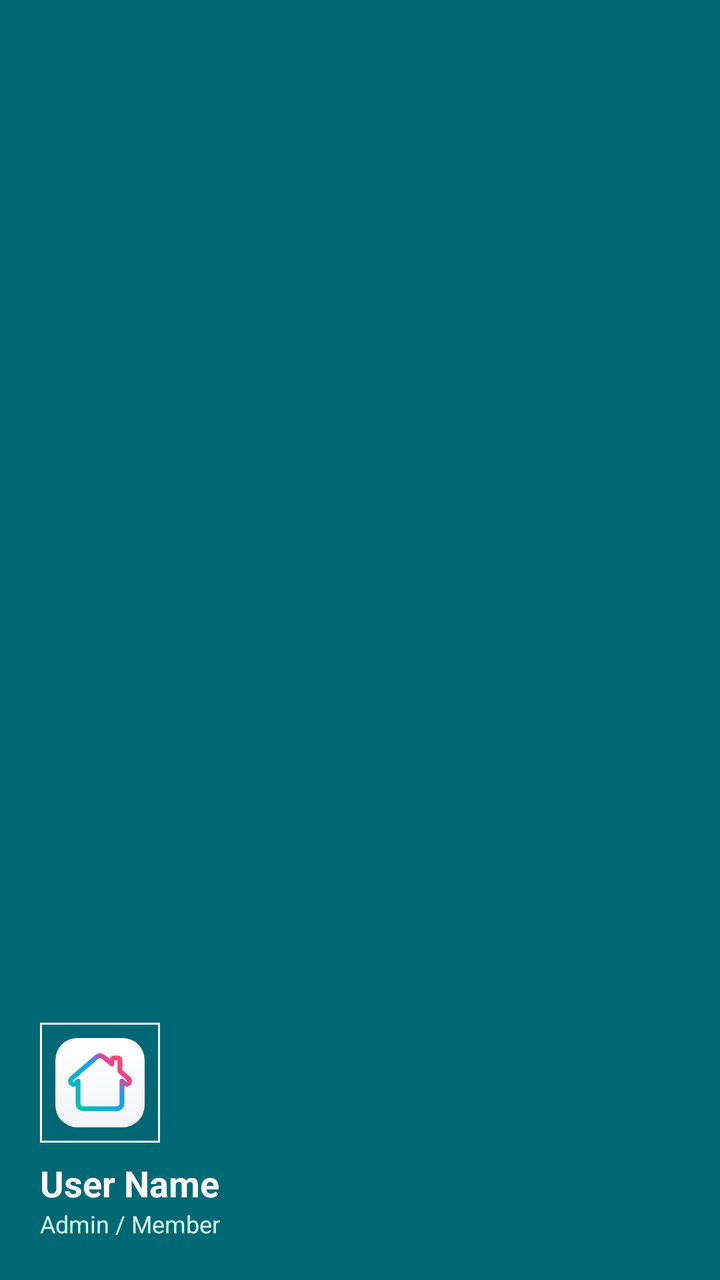
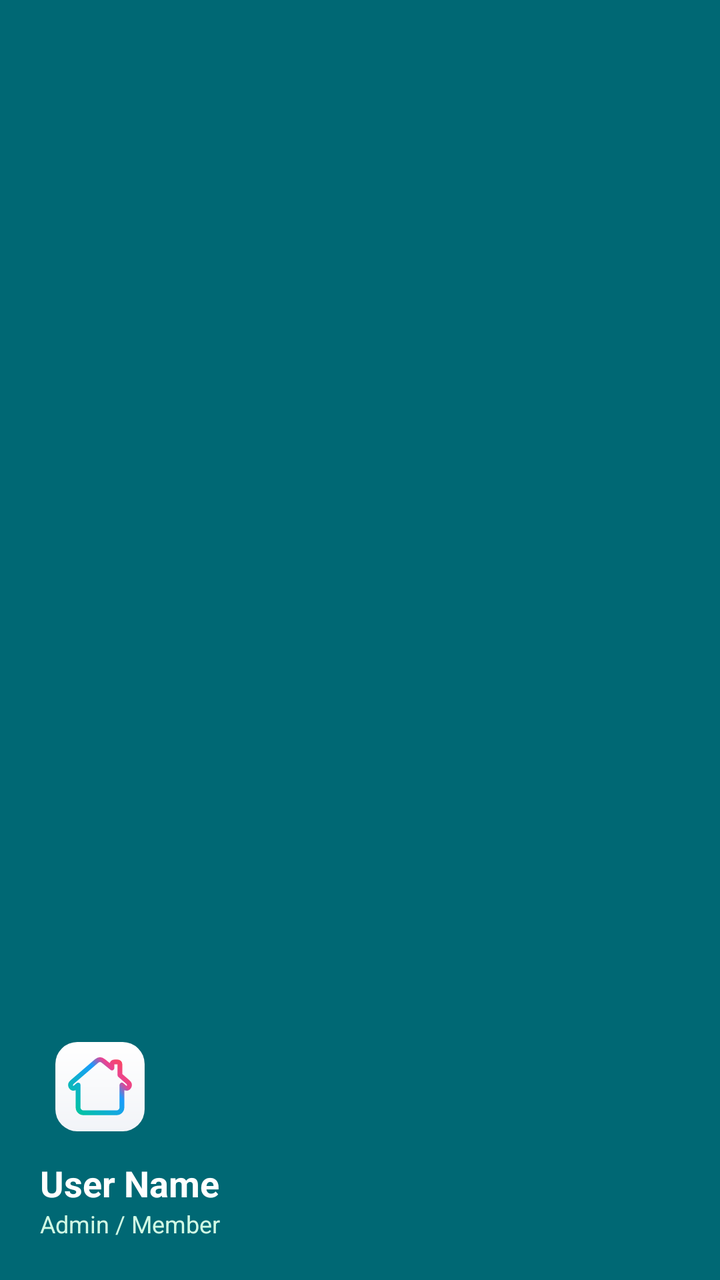

The first picture is an Android layout as it rendered before a commit; the second is the same layout after the commit. The layout source and the unified diff follow.
<!-- AndroidManifest.xml: application theme Theme.SmartHome -->
<!-- res/layout/nav_header.xml -->
<?xml version="1.0" encoding="utf-8"?>

<LinearLayout xmlns:android="http://schemas.android.com/apk/res/android"
    xmlns:app="http://schemas.android.com/apk/res-auto"
    android:orientation="vertical"
    android:layout_width="match_parent"
    android:layout_height="180dp"
    android:background="?attr/colorPrimary"
    android:gravity="bottom"
    android:padding="20dp">

    <com.google.android.material.imageview.ShapeableImageView
        android:id="@+id/ivNavHeaderProfile"
        android:layout_width="60dp"
        android:layout_height="60dp"
        android:scaleType="centerCrop"
        android:src="@drawable/ic_launcher_foreground"
        app:cornerSize="50%"
        app:strokeColor="#FFFFFF"
        app:strokeWidth="2dp" />

    <TextView
        android:id="@+id/tvNavHeaderName"
        android:layout_width="wrap_content"
        android:layout_height="wrap_content"
        android:layout_marginTop="8dp"
        android:text="User Name"
        android:textColor="#FFFFFF"
        android:textSize="18sp"
        android:textStyle="bold" />

    <TextView
        android:id="@+id/tvNavHeaderRole"
        android:layout_width="wrap_content"
        android:layout_height="wrap_content"
        android:text="Admin / Member"
        android:textColor="#D1FAE5"
        android:textSize="12sp" />


</LinearLayout>
<!-- resources referenced by this layout -->
<resources>
  <!-- drawable ic_launcher_foreground: vector/xml drawable (drawable, 2222 chars, omitted) -->
  <style name="Theme.SmartHome" parent="Base.Theme.SmartHome" />
  <style name="Base.Theme.SmartHome" parent="Theme.Material3.DayNight.NoActionBar">
          
          <item name="colorPrimary">@color/md_theme_light_primary</item>
          <item name="colorOnPrimary">@color/md_theme_light_onPrimary</item>
          <item name="colorPrimaryContainer">@color/md_theme_light_primaryContainer</item>
          <item name="colorOnPrimaryContainer">@color/md_theme_light_onPrimaryContainer</item>
  
          
          <item name="android:windowBackground">@color/md_theme_light_background</item>
          <item name="colorSurface">@color/md_theme_light_surface</item>
          <item name="colorSurfaceContainer">@color/md_theme_light_surfaceContainer</item>
          <item name="colorOnSurface">@color/md_theme_light_onSurface</item>
      </style>
  <color name="md_theme_light_primary">#006874</color>
  <color name="md_theme_light_onPrimary">#FFFFFF</color>
  <color name="md_theme_light_primaryContainer">#97F0FF</color>
  <color name="md_theme_light_onPrimaryContainer">#001F24</color>
  <color name="md_theme_light_background">#F8FDFF</color>
  <color name="md_theme_light_surface">#F8FDFF</color>
  <color name="md_theme_light_surfaceContainer">#E6F4F7</color>
  <color name="md_theme_light_onSurface">#191C1D</color>
</resources>

<!-- the commit's change to res/layout/nav_header.xml (unified diff, before → after) -->
@@ -16,16 +16,15 @@
         android:scaleType="centerCrop"
         android:src="@drawable/ic_launcher_foreground"
         app:cornerSize="50%"
-        app:strokeColor="#FFFFFF"
-        app:strokeWidth="2dp" />
+        />
 
     <TextView
         android:id="@+id/tvNavHeaderName"
         android:layout_width="wrap_content"
         android:layout_height="wrap_content"
-        android:layout_marginTop="8dp"
+        android:layout_marginTop="6dp"
         android:text="User Name"
-        android:textColor="#FFFFFF"
+        android:textColor="@color/white"
         android:textSize="18sp"
         android:textStyle="bold" />
 
<!-- resource entries referenced after the edit -->
@@ -1,5 +1,6 @@
 <!-- resources referenced by this layout -->
 <resources>
+  <color name="white">#FFFFFFFF</color>
   <!-- drawable ic_launcher_foreground: vector/xml drawable (drawable, 2222 chars, omitted) -->
   <style name="Theme.SmartHome" parent="Base.Theme.SmartHome" />
   <style name="Base.Theme.SmartHome" parent="Theme.Material3.DayNight.NoActionBar">
